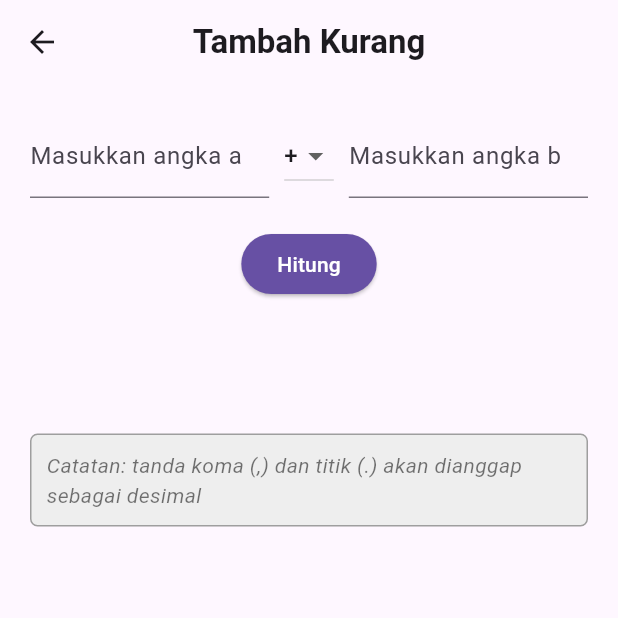
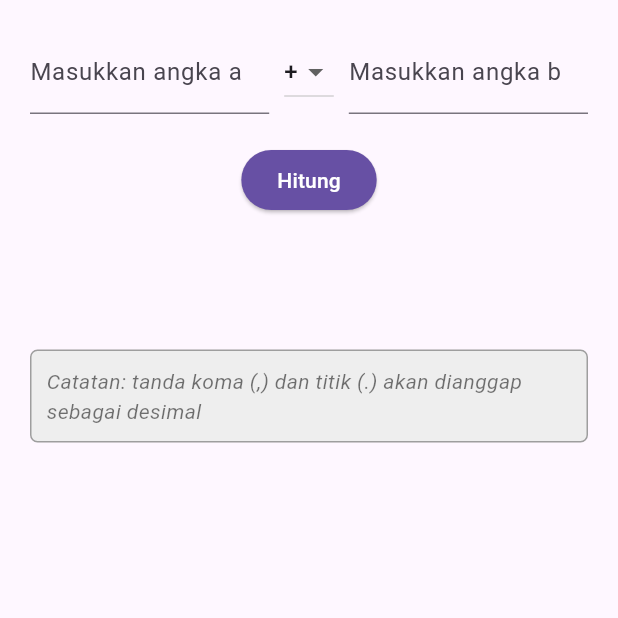
Before and after one commit to Az140304/Mobile-Project, a Flutter app: the TambahKurang screen opened directly, on a phone screen of 412 x 824 dp, the top half of it. Run offline on Flutter 3.47's test engine with Material 3 defaults, Android fonts, the phone set to English and light mode, and no system bars.

Commit message:
menghapus appbar di masing-masing page

```diff
--- a/lib/pages/count_number.dart
+++ b/lib/pages/count_number.dart
@@ -38,7 +38,7 @@ class _CountNumberState extends State<CountNumber> {
   @override
   Widget build(BuildContext context) {
     return Scaffold(
-      appBar: appBar(),
+      // appBar: appBar(),
       body: SingleChildScrollView(
         child: Padding(
         padding: const EdgeInsets.all(20.0),
--- a/lib/pages/tambah_kurang.dart
+++ b/lib/pages/tambah_kurang.dart
@@ -39,11 +39,11 @@ class _TambahKurangState extends State<TambahKurang> {
   @override
   Widget build(BuildContext context) {
     return Scaffold(
-      appBar: AppBar(
-        title: Text('Tambah Kurang',
-            style: TextStyle(fontWeight: FontWeight.bold)),
-        centerTitle: true,
-      ),
+      // appBar: AppBar(
+      //   title: Text('Tambah Kurang',
+      //       style: TextStyle(fontWeight: FontWeight.bold)),
+      //   centerTitle: true,
+      // ),
       body: Padding(
         padding: const EdgeInsets.all(20.0),
         child: Column(
```
Also changed, not shown: lib/pages/ganjil_genap.dart (+5 -5 lines).
